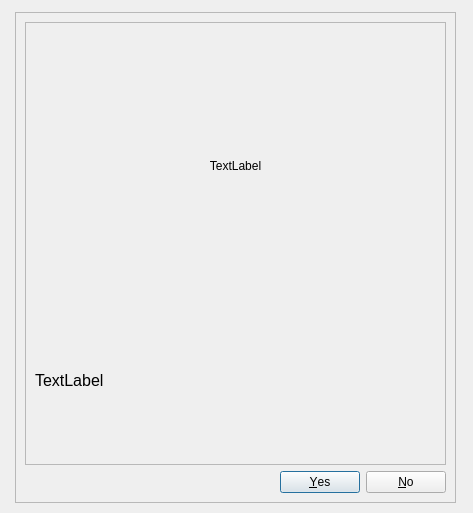
This is fibsem/ui/qtdesigner_files/user_dialog.ui in DeMarcoLab/fibsem as Qt 5 draws it before an edit. The edited form follows.
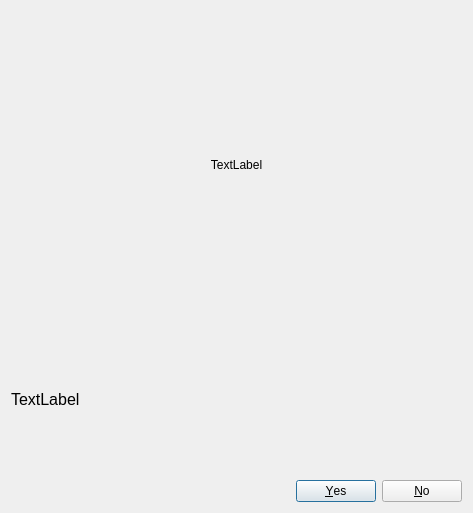
This is the edited form.

Commit message: simplify ask user window

Patch:
```diff
--- a/fibsem/ui/qtdesigner_files/user_dialog.ui
+++ b/fibsem/ui/qtdesigner_files/user_dialog.ui
@@ -13,23 +13,18 @@
   <property name="windowTitle">
    <string>Dialog</string>
   </property>
-  <widget class="QFrame" name="frame">
-   <property name="geometry">
-    <rect>
-     <x>15</x>
-     <y>12</y>
-     <width>441</width>
-     <height>491</height>
-    </rect>
-   </property>
-   <property name="frameShape">
-    <enum>QFrame::StyledPanel</enum>
-   </property>
-   <property name="frameShadow">
-    <enum>QFrame::Raised</enum>
-   </property>
    <layout class="QGridLayout" name="gridLayout">
     <item row="1" column="0">
+    <widget class="QLabel" name="label_image">
+     <property name="text">
+      <string>TextLabel</string>
+     </property>
+     <property name="alignment">
+      <set>Qt::AlignCenter</set>
+     </property>
+    </widget>
+   </item>
+   <item row="3" column="0">
      <widget class="QDialogButtonBox" name="buttonBox">
       <property name="orientation">
        <enum>Qt::Horizontal</enum>
@@ -39,26 +34,7 @@
       </property>
      </widget>
     </item>
-    <item row="0" column="0">
-     <widget class="QFrame" name="frame_2">
-      <property name="frameShape">
-       <enum>QFrame::StyledPanel</enum>
-      </property>
-      <property name="frameShadow">
-       <enum>QFrame::Raised</enum>
-      </property>
-      <layout class="QGridLayout" name="gridLayout_2">
-       <item row="0" column="0">
-        <widget class="QLabel" name="label_image">
-         <property name="text">
-          <string>TextLabel</string>
-         </property>
-         <property name="alignment">
-          <set>Qt::AlignCenter</set>
-         </property>
-        </widget>
-       </item>
-       <item row="1" column="0">
+   <item row="2" column="0">
         <widget class="QLabel" name="label_message">
          <property name="maximumSize">
           <size>
@@ -80,10 +56,6 @@
         </widget>
        </item>
       </layout>
-     </widget>
-    </item>
-   </layout>
-  </widget>
  </widget>
  <resources/>
  <connections>
```
Lines whose indentation alone changed are shown as unchanged. The commit also changes 4 other files.
